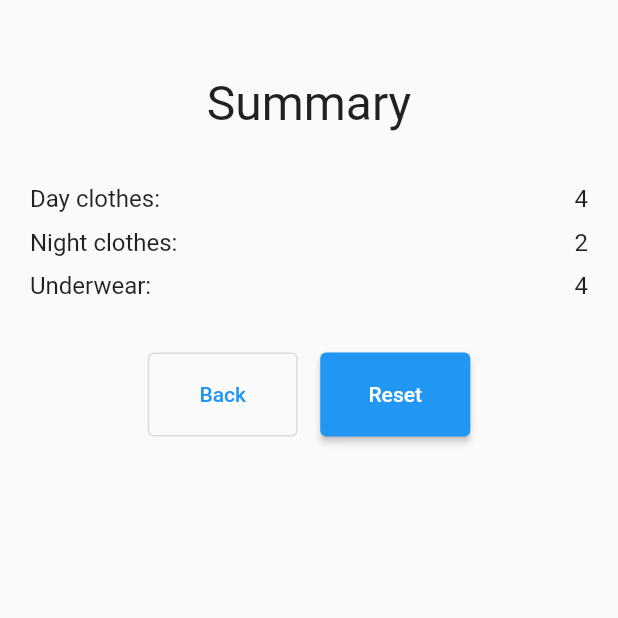
After one commit to tentenponce/Packup, a Flutter app: the SummaryView screen opened directly, after a tap on "Reset", on a phone screen of 412 x 824 dp, the top half of it. The commit adds this screen. Run offline on Flutter 3.47's test engine with Material 2 defaults, Android fonts, the phone set to English and light mode, and no system bars; our stand-ins replace bloc, equatable, flutter_bloc.

Commit message:
Added summary view and fix pages

```diff
--- a/lib/home/bloc/home_bloc.dart
+++ b/lib/home/bloc/home_bloc.dart
@@ -9,6 +9,9 @@ class HomeBloc extends Bloc<HomeEvent, HomeState> {
     on<HomeNextPage>(_onHomeNextPage);
     on<HomePreviousPage>(_onHomePreviousPage);
     on<HomeDayCountChanged>(_onHomeDayCountChanged);
+    on<HomeNightCountChanged>(_onHomeNightCountChanged);
+    on<HomeActivityCountChanged>(_onHomeActivityCountChanged);
+    on<HomeResetValues>(_onHomeResetValues);
   }
 
   void _onHomeNextPage(
@@ -17,7 +20,14 @@ class HomeBloc extends Bloc<HomeEvent, HomeState> {
   ) {
     var currentPageIndex = pageOrder.indexOf(state.page);
 
-    if (currentPageIndex < pageOrder.length - 1) {
+    if (currentPageIndex < pageOrder.length - 1 &&
+        ((state.validDayCount && state.page == HomePages.dayCount) ||
+            (state.validNightCount && state.page == HomePages.nightCount) ||
+            (state.validActivityCount &&
+                state.page == HomePages.activityCount) ||
+            (state.page != HomePages.dayCount &&
+                state.page != HomePages.nightCount &&
+                state.page != HomePages.activityCount))) {
       emit(state.copyWith(page: pageOrder[currentPageIndex + 1]));
     }
   }
@@ -39,9 +49,69 @@ class HomeBloc extends Bloc<HomeEvent, HomeState> {
   ) {
     var isValid = RegExp(r'^[0-9]+$').hasMatch(event.dayCount);
 
+    var dayCount = event.dayCount;
+    if (!isValid) {
+      dayCount = HomeState.DEFAULT_DAY_COUNT;
+    }
+
     emit(state.copyWith(
       dayCount: event.dayCount,
       validDayCount: isValid,
+      dayClothes: int.parse(dayCount) + int.parse(state.activityCount),
+    ));
+  }
+
+  void _onHomeNightCountChanged(
+    HomeNightCountChanged event,
+    Emitter<HomeState> emit,
+  ) {
+    var isValid = RegExp(r'^[0-9]+$').hasMatch(event.nightCount);
+
+    var nightCount = event.nightCount;
+    if (!isValid) {
+      nightCount = HomeState.DEFAULT_NIGHT_COUNT;
+    }
+
+    emit(state.copyWith(
+      nightCount: event.nightCount,
+      validNightCount: isValid,
+      nightClothes: int.parse(nightCount),
+    ));
+  }
+
+  void _onHomeActivityCountChanged(
+    HomeActivityCountChanged event,
+    Emitter<HomeState> emit,
+  ) {
+    var isValid = RegExp(r'^[0-9]+$').hasMatch(event.activityCount);
+
+    var activityCount = event.activityCount;
+    if (!isValid) {
+      activityCount = HomeState.DEFAULT_ACTIVITY_COUNT;
+    }
+
+    emit(state.copyWith(
+      activityCount: event.activityCount,
+      validActivityCount: isValid,
+      dayClothes: int.parse(state.dayCount) + int.parse(activityCount),
+    ));
+  }
+
+  void _onHomeResetValues(
+    HomeResetValues event,
+    Emitter<HomeState> emit,
+  ) {
+    emit(state.copyWith(
+      page: HomeState.DEFAULT_PAGE,
+      dayCount: HomeState.DEFAULT_DAY_COUNT,
+      validDayCount: HomeState.DEFAULT_VALID_DAY_COUNT,
+      nightCount: HomeState.DEFAULT_NIGHT_COUNT,
+      validNightCount: HomeState.DEFAULT_VALID_NIGHT_COUNT,
+      activityCount: HomeState.DEFAULT_ACTIVITY_COUNT,
+      validActivityCount: HomeState.DEFAULT_VALID_ACTIVITY_COUNT,
+      dayClothes: HomeState.DEFAULT_DAY_CLOTHES,
+      nightClothes: HomeState.DEFAULT_NIGHT_CLOTHES,
+      underwear: HomeState.DEFAULT_UNDERWEAR,
     ));
   }
 }
--- a/lib/home/bloc/home_event.dart
+++ b/lib/home/bloc/home_event.dart
@@ -23,3 +23,25 @@ class HomeDayCountChanged extends HomeEvent {
   @override
   List<Object> get props => [dayCount];
 }
+
+class HomeNightCountChanged extends HomeEvent {
+  const HomeNightCountChanged(this.nightCount);
+
+  final String nightCount;
+
+  @override
+  List<Object> get props => [nightCount];
+}
+
+class HomeActivityCountChanged extends HomeEvent {
+  const HomeActivityCountChanged(this.activityCount);
+
+  final String activityCount;
+
+  @override
+  List<Object> get props => [activityCount];
+}
+
+class HomeResetValues extends HomeEvent {
+  const HomeResetValues();
+}
--- a/lib/home/bloc/home_state.dart
+++ b/lib/home/bloc/home_state.dart
@@ -18,8 +18,11 @@ class HomeState extends Equatable {
       '2'; // most of our trips is 2 nights long. Agree? lol
   static const DEFAULT_VALID_NIGHT_COUNT = true;
   static const DEFAULT_ACTIVITY_COUNT =
-      '1'; // most of our trips include swimming. Agree? lol
+      '1'; // most of our trips has swimming. Agree? lol
   static const DEFAULT_VALID_ACTIVITY_COUNT = true;
+  static const DEFAULT_DAY_CLOTHES = 4;
+  static const DEFAULT_NIGHT_CLOTHES = 2;
+  static const DEFAULT_UNDERWEAR = 4;
 
   const HomeState({
     this.page = DEFAULT_PAGE,
@@ -29,6 +32,9 @@ class HomeState extends Equatable {
     this.validNightCount = DEFAULT_VALID_NIGHT_COUNT,
     this.activityCount = DEFAULT_ACTIVITY_COUNT,
     this.validActivityCount = DEFAULT_VALID_ACTIVITY_COUNT,
+    this.dayClothes = DEFAULT_DAY_CLOTHES,
+    this.nightClothes = DEFAULT_NIGHT_CLOTHES,
+    this.underwear = DEFAULT_UNDERWEAR,
   });
 
   final HomePages page;
@@ -38,6 +44,9 @@ class HomeState extends Equatable {
   final bool validNightCount;
   final String activityCount;
   final bool validActivityCount;
+  final int dayClothes;
+  final int nightClothes;
+  final int underwear;
 
   HomeState copyWith({
     HomePages? page,
@@ -47,6 +56,9 @@ class HomeState extends Equatable {
     bool? validNightCount,
     String? activityCount,
     bool? validActivityCount,
+    int? dayClothes,
+    int? nightClothes,
+    int? underwear,
   }) {
     return HomeState(
       page: page ?? this.page,
@@ -56,6 +68,9 @@ class HomeState extends Equatable {
       validNightCount: validNightCount ?? this.validNightCount,
       activityCount: activityCount ?? this.activityCount,
       validActivityCount: validActivityCount ?? this.validActivityCount,
+      dayClothes: dayClothes ?? this.dayClothes,
+      nightClothes: nightClothes ?? this.nightClothes,
+      underwear: underwear ?? this.underwear,
     );
   }
 
@@ -68,5 +83,8 @@ class HomeState extends Equatable {
         validNightCount,
         activityCount,
         validActivityCount,
+        dayClothes,
+        nightClothes,
+        underwear,
       ];
 }
--- a/lib/home/view/home_view.dart
+++ b/lib/home/view/home_view.dart
@@ -6,6 +6,7 @@ import '../home.dart';
 import 'day_count_view.dart';
 import 'night_count_view.dart';
 import 'activity_view.dart';
+import 'summary_view.dart';
 
 class HomeView extends StatelessWidget {
   @override
@@ -28,7 +29,7 @@ class HomeView extends StatelessWidget {
                   view = ActivityView();
                   break;
                 case HomePages.summary:
-                  view = DayCountView();
+                  view = SummaryView();
                   break;
               }
 
--- /dev/null
+++ b/lib/home/view/summary_view.dart
@@ -0,0 +1,124 @@
+import 'package:flutter/material.dart';
+import 'package:flutter_bloc/flutter_bloc.dart';
+import 'package:packup/res/dimens.dart';
+
+import '../home.dart';
+
+class SummaryView extends StatelessWidget {
+  @override
+  Widget build(BuildContext context) {
+    return Scaffold(
+      body: Container(
+        width: double.infinity,
+        child: Column(
+          crossAxisAlignment: CrossAxisAlignment.center,
+          children: [
+            SizedBox(height: space_xxxl),
+            Text(
+              'Summary',
+              style: TextStyle(
+                fontSize: text_huge,
+              ),
+            ),
+            SizedBox(height: space_m),
+            Container(
+              padding: EdgeInsets.all(space_l),
+              child: Row(
+                mainAxisAlignment: MainAxisAlignment.center,
+                children: [
+                  Expanded(
+                    child: Column(
+                      crossAxisAlignment: CrossAxisAlignment.start,
+                      children: [
+                        Text(
+                          'Day clothes:',
+                          style: TextStyle(
+                            fontSize: text_m,
+                          ),
+                        ),
+                        SizedBox(height: space_s),
+                        Text(
+                          'Night clothes:',
+                          style: TextStyle(
+                            fontSize: text_m,
+                          ),
+                        ),
+                        SizedBox(height: space_s),
+                        Text(
+                          'Underwear:',
+                          style: TextStyle(
+                            fontSize: text_m,
+                          ),
+                        ),
+                      ],
+                    ),
+                  ),
+                  Expanded(
+                    child: Column(
+                      crossAxisAlignment: CrossAxisAlignment.end,
+                      children: [
+                        Text(
+                          context.read<HomeBloc>().state.dayClothes.toString(),
+                          style: TextStyle(
+                            fontSize: text_m,
+                          ),
+                        ),
+                        SizedBox(height: space_s),
+                        Text(
+                          context
+                              .read<HomeBloc>()
+                              .state
+                              .nightClothes
+                              .toString(),
+                          style: TextStyle(
+                            fontSize: text_m,
+                          ),
+                        ),
+                        SizedBox(height: space_s),
+                        Text(
+                          context.read<HomeBloc>().state.underwear.toString(),
+                          style: TextStyle(
+                            fontSize: text_m,
+                          ),
+                        ),
+                      ],
+                    ),
+                  ),
+                ],
+              ),
+            ),
+            SizedBox(height: space_m),
+            Row(
+              mainAxisAlignment: MainAxisAlignment.center,
+              children: [
+                Container(
+                  width: grid_30,
+                  child: OutlinedButton(
+                    child: Text('Back'),
+                    style: ElevatedButton.styleFrom(
+                      padding: EdgeInsets.all(space_l),
+                    ),
+                    onPressed: () =>
+                        context.read<HomeBloc>().add(HomePreviousPage()),
+                  ),
+                ),
+                SizedBox(width: space_m),
+                Container(
+                  width: grid_30,
+                  child: ElevatedButton(
+                    child: Text('Reset'),
+                    style: ElevatedButton.styleFrom(
+                      padding: EdgeInsets.all(space_l),
+                    ),
+                    onPressed: () =>
+                        context.read<HomeBloc>().add(HomeResetValues()),
+                  ),
+                ),
+              ],
+            ),
+          ],
+        ),
+      ),
+    );
+  }
+}
```
Also changed, not shown: lib/home/view/activity_view.dart (+10 -7 lines), lib/home/view/day_count_view.dart (+6 -4 lines), lib/home/view/night_count_view.dart (+8 -6 lines).
